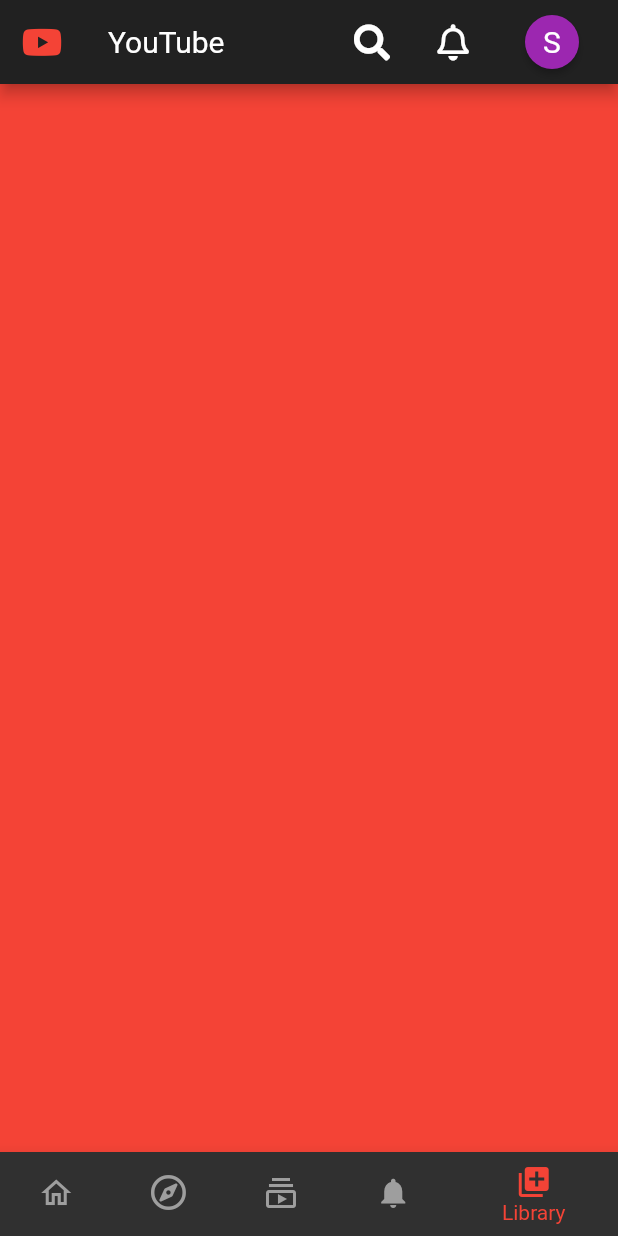
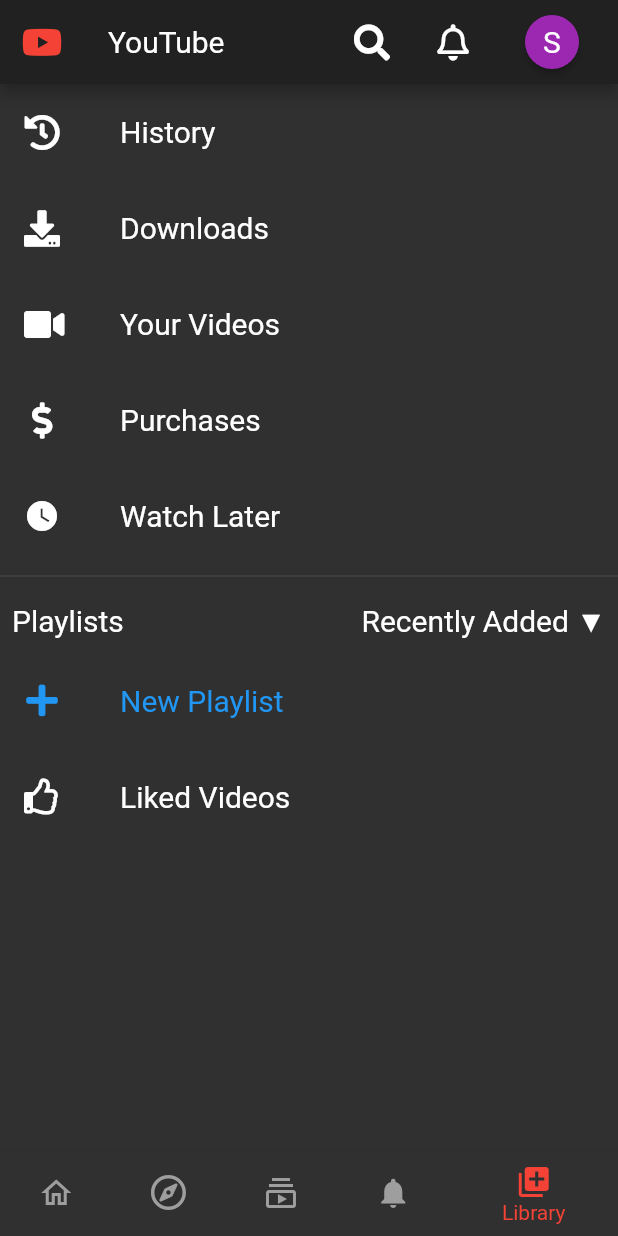
Before and after one commit to safdarfaisal/youclone, a Flutter app: the LibraryPage screen opened by its route, on a phone screen of 412 x 824 dp. Run offline on Flutter 3.47's test engine with Material 2 defaults, Android fonts, the phone set to English and light mode, and no system bars; our stand-ins replace font_awesome_flutter.

Commit message:
MVP product,no images

```diff
--- a/lib/Components/Categories.dart
+++ b/lib/Components/Categories.dart
@@ -13,6 +13,7 @@ class YoutubeCategories extends StatelessWidget {
         padding: const EdgeInsets.all(8.0),
         child: Container(
           decoration: BoxDecoration(
+            border: Border(),
               borderRadius: BorderRadius.all(Radius.circular(10))
           ),
           child: Text(categoryName,textAlign: TextAlign.center,),
--- /dev/null
+++ b/lib/Components/LibraryButton.dart
@@ -0,0 +1,30 @@
+import 'package:flutter/material.dart';
+
+class LibraryButton extends StatelessWidget {
+  final Icon icon;
+  final String textData;
+  final Color color;
+
+  const LibraryButton({this.icon,this.textData,this.color});
+
+  @override
+  Widget build(BuildContext context) {
+    return Padding(
+      padding: const EdgeInsets.all(8.0),
+      child: TextButton(
+        onPressed: () {},
+        child: Row(
+          children: [
+            icon,
+            SizedBox(width: 40,),
+            Text(textData,style: TextStyle(
+              fontSize: 20,
+              color: color,
+              fontWeight: FontWeight.w400,
+            ),)
+          ],
+        ),
+      ),
+    );
+  }
+}
--- a/lib/Components/youtube_video.dart
+++ b/lib/Components/youtube_video.dart
@@ -20,13 +20,17 @@ class YoutubeVideo extends StatelessWidget {
           ),
           Row(
             children: [
-              CircleAvatar(
-                radius: 30,
-                backgroundColor: Colors.purple,
-                child: Text(
-                  'S',
-                  style: TextStyle(
-                    fontSize: 30,
+              Padding(
+                padding: const EdgeInsets.all(8.0),
+                child: CircleAvatar(
+                  radius: 26,
+                  backgroundColor: Colors.purple,
+                  child: Text(
+                    'S',
+                    style: TextStyle(
+                      fontSize: 30,
+                      color: Colors.white
+                    ),
                   ),
                 ),
               ),
--- a/lib/Screens/explore_page.dart
+++ b/lib/Screens/explore_page.dart
@@ -3,7 +3,7 @@ import 'package:flutter/material.dart';
 import 'package:youclone/Components/Bottom_Navigation_Bar.dart';
 import 'package:youclone/Components/Categories.dart';
 import 'package:youclone/Components/topAppBar.dart';
-import 'package:youclone/Components/youtube_finite_list.dart';
+import 'package:youclone/Components/youtube_infinite_list.dart';
 
 class ExplorePage extends StatefulWidget {
   final int index;
@@ -19,7 +19,8 @@ class _ExplorePageState extends State<ExplorePage> {
   Widget build(BuildContext context) {
     return Scaffold(
       appBar: TopAppBar(),
-      body: ListView(
+      body: Center(
+        child: ListView(
           children: [
             Row(
               mainAxisAlignment: MainAxisAlignment.center,
@@ -52,6 +53,7 @@ class _ExplorePageState extends State<ExplorePage> {
             InfiniteList(),
           ],
         ),
+      ),
       bottomNavigationBar: BottomNavigateBar(index: widget.index),
     );
   }
--- a/lib/Screens/home_page.dart
+++ b/lib/Screens/home_page.dart
@@ -3,7 +3,7 @@ import 'dart:math';
 import 'package:flutter/material.dart';
 import 'package:youclone/Components/Bottom_Navigation_Bar.dart';
 import 'package:youclone/Components/topAppBar.dart';
-import 'package:youclone/Components/youtube_finite_list.dart';
+import 'package:youclone/Components/youtube_infinite_list.dart';
 import 'package:youclone/Screens/explore_page.dart';
 import 'package:youclone/Screens/library.dart';
 import 'package:youclone/Screens/notifications.dart';
--- a/lib/Screens/library.dart
+++ b/lib/Screens/library.dart
@@ -1,10 +1,14 @@
 import 'package:flutter/material.dart';
+import 'package:font_awesome_flutter/font_awesome_flutter.dart';
 import 'package:youclone/Components/Bottom_Navigation_Bar.dart';
 import 'package:youclone/Components/topAppBar.dart';
+import 'package:youclone/Components/LibraryButton.dart';
 
 class LibraryPage extends StatefulWidget {
   final int index;
+
   LibraryPage({this.index});
+
   @override
   _LibraryPageState createState() => _LibraryPageState();
 }
@@ -14,8 +18,89 @@ class _LibraryPageState extends State<LibraryPage> {
   Widget build(BuildContext context) {
     return Scaffold(
       appBar: TopAppBar(),
-      body: Container(
-        color: Colors.red,
+      body: ListView(
+        children: [
+          LibraryButton(
+            icon: Icon(
+              FontAwesomeIcons.history,
+              color: Colors.white,
+            ),
+            textData: 'History',
+            color: Colors.white,
+          ),
+          LibraryButton(
+            icon: Icon(
+              FontAwesomeIcons.download,
+              color: Colors.white,
+            ),
+            textData: 'Downloads',
+            color: Colors.white,
+          ),
+          LibraryButton(
+            icon: Icon(
+              FontAwesomeIcons.video,
+              color: Colors.white,
+            ),
+            textData: 'Your Videos',
+            color: Colors.white,
+          ),
+          LibraryButton(
+            icon: Icon(
+              FontAwesomeIcons.dollarSign,
+              color: Colors.white,
+            ),
+            textData: 'Purchases',
+            color: Colors.white,
+          ),
+          LibraryButton(
+            icon: Icon(
+              Icons.watch_later,
+              color: Colors.white,
+            ),
+            textData: 'Watch Later',
+            color: Colors.white,
+          ),
+          Divider(),
+          Row(
+            mainAxisAlignment: MainAxisAlignment.spaceBetween,
+            children: [
+              Padding(
+                padding: const EdgeInsets.all(8.0),
+                child: Text(
+                  'Playlists',
+                  textAlign: TextAlign.left,
+                  style: TextStyle(
+                    color: Colors.white,
+                    fontSize: 20,
+                  ),
+                ),
+              ),
+              Padding(
+                padding: const EdgeInsets.all(8.0),
+                child: Text(
+                  'Recently Added ▼',
+                  style: TextStyle(fontSize: 20),
+                ),
+              ),
+            ],
+          ),
+          LibraryButton(
+            icon: Icon(
+              FontAwesomeIcons.plus,
+              color: Colors.blue,
+            ),
+            textData: 'New Playlist',
+            color: Colors.blue,
+          ),
+          LibraryButton(
+            icon: Icon(
+              FontAwesomeIcons.thumbsUp,
+              color: Colors.white,
+            ),
+            textData: 'Liked Videos',
+            color: Colors.white,
+          ),
+        ],
       ),
       bottomNavigationBar: BottomNavigateBar(index: widget.index),
     );
--- a/lib/Screens/notifications.dart
+++ b/lib/Screens/notifications.dart
@@ -14,8 +14,12 @@ class _NotificationPageState extends State<NotificationPage> {
   Widget build(BuildContext context) {
     return Scaffold(
       appBar: TopAppBar(),
-      body: Container(
-        color: Colors.blue,
+      body: Center(
+        child: Container(
+          child: Text('No new notifications',style: TextStyle(
+            fontSize: 30,
+          ),),
+        ),
       ),
       bottomNavigationBar: BottomNavigateBar(index: widget.index),
     );
--- a/lib/Screens/subscriptions.dart
+++ b/lib/Screens/subscriptions.dart
@@ -1,6 +1,7 @@
 import 'package:flutter/material.dart';
 import 'package:youclone/Components/Bottom_Navigation_Bar.dart';
 import 'package:youclone/Components/topAppBar.dart';
+import 'package:youclone/Components/youtube_infinite_list.dart';
 
 class SubscriptionsPage extends StatefulWidget {
   final int index;
@@ -14,9 +15,7 @@ class _SubscriptionsPageState extends State<SubscriptionsPage> {
   Widget build(BuildContext context) {
     return Scaffold(
       appBar: TopAppBar(),
-      body: Container(
-        color: Colors.green,
-      ),
+      body: InfiniteList(),
       bottomNavigationBar: BottomNavigateBar(index: widget.index),
     );
   }
```
Also changed, not shown: lib/Components/youtube_infinite_list.dart (renamed from lib/Components/youtube_finite_list.dart). Lines whose indentation alone changed are shown as unchanged.
